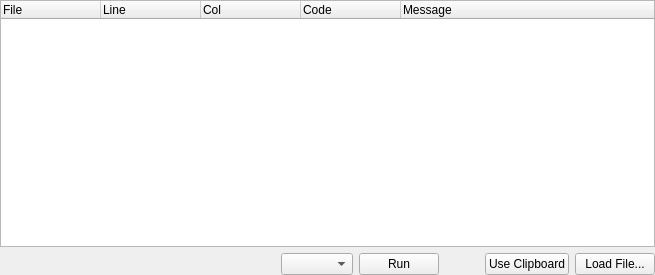
Before: the Qt Designer form src/codeinfowidget.ui in hgrecco/KateCodeinfo, drawn with Qt 5.
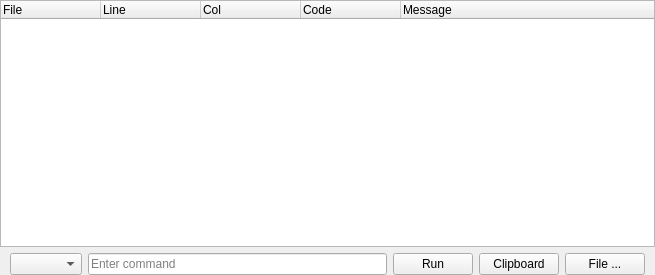
After: the same form once the commit is applied.

```diff
--- a/src/codeinfowidget.ui
+++ b/src/codeinfowidget.ui
@@ -61,20 +61,16 @@
    <item row="1" column="0">
     <layout class="QHBoxLayout">
      <item>
-      <widget class="QLabel" name="lblStatus">
-       <property name="text">
-        <string/>
-       </property>
-      </widget>
-     </item>
-     <item>
-      <spacer>
+      <spacer name="spacer">
        <property name="orientation">
         <enum>Qt::Horizontal</enum>
        </property>
+       <property name="sizeType">
+        <enum>QSizePolicy::Fixed</enum>
+       </property>
        <property name="sizeHint" stdset="0">
         <size>
-         <width>31</width>
+         <width>10</width>
          <height>20</height>
         </size>
        </property>
@@ -87,6 +83,22 @@
        </property>
       </widget>
      </item>
+     <item>
+      <widget class="QLineEdit" name="txtCommand">
+       <property name="enabled">
+        <bool>true</bool>
+       </property>
+       <property name="frame">
+        <bool>true</bool>
+       </property>
+       <property name="readOnly">
+        <bool>false</bool>
+       </property>
+       <property name="placeholderText">
+        <string>Enter command</string>
+       </property>
+      </widget>
+     </item>
      <item>
       <widget class="QPushButton" name="btnRun">
        <property name="text">
@@ -94,36 +106,36 @@
        </property>
       </widget>
      </item>
-     <item>
-      <spacer name="horizontalSpacer">
-       <property name="orientation">
-        <enum>Qt::Horizontal</enum>
-       </property>
-       <property name="sizeType">
-        <enum>QSizePolicy::Fixed</enum>
-       </property>
-       <property name="sizeHint" stdset="0">
-        <size>
-         <width>40</width>
-         <height>20</height>
-        </size>
-       </property>
-      </spacer>
-     </item>
      <item>
       <widget class="QPushButton" name="btnClipboard">
        <property name="text">
-        <string>Use Clipboard</string>
+        <string>Clipboard</string>
        </property>
       </widget>
      </item>
      <item>
       <widget class="QPushButton" name="btnBacktrace">
        <property name="text">
-        <string>Load File...</string>
+        <string>File ...</string>
        </property>
       </widget>
      </item>
+     <item>
+      <spacer name="spacer_2">
+       <property name="orientation">
+        <enum>Qt::Horizontal</enum>
+       </property>
+       <property name="sizeType">
+        <enum>QSizePolicy::Fixed</enum>
+       </property>
+       <property name="sizeHint" stdset="0">
+        <size>
+         <width>10</width>
+         <height>20</height>
+        </size>
+       </property>
+      </spacer>
+     </item>
     </layout>
    </item>
   </layout>
```
Left out of the diff: 2 changed lines with no effect on the pictures.
